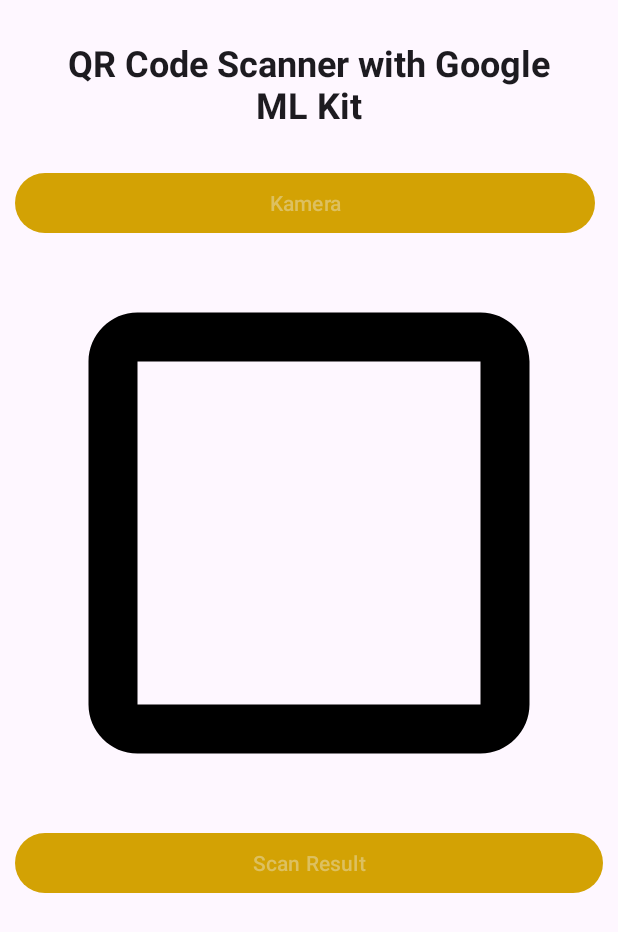
After one commit to frederikusmardiyantow/Tubes-PBP, an Android app: the layout activity_text_recognizer.xml on its own in the app's theme, with its tools: preview values and no code run, on a phone screen of 412 x 824 dp. The commit adds this screen. Shown: the top 932 px of the screen. Run offline under Robolectric (Android 15) with nearby library versions, the phone set to English and light mode, and no system bars; network calls fail.

Commit message:
add library textRecognize

```diff
--- a/app/build.gradle
+++ b/app/build.gradle
@@ -79,4 +79,7 @@ dependencies {
     implementation 'com.github.wching:Android-Indefinite-Pager-Indicator:1.5'
     // fancy toast
     implementation 'io.github.shashank02051997:FancyToast:2.0.2'
+
+    //Text Recognizer
+    implementation 'com.google.android.gms:play-services-vision:20.1.3'
 }
--- a/app/src/main/java/com/example/ugd3_d_0659/EditNoteActivity.kt
+++ b/app/src/main/java/com/example/ugd3_d_0659/EditNoteActivity.kt
@@ -19,6 +19,7 @@ import com.android.volley.RequestQueue
 import com.android.volley.Response
 import com.android.volley.toolbox.StringRequest
 import com.android.volley.toolbox.Volley
+import com.example.ugd3_d_0659.webAPI.AddEditUserActivity
 import com.example.ugd3_d_0659.webAPI.api.NoteApi
 import com.example.ugd3_d_0659.webAPI.models.Note
 import com.google.gson.Gson
@@ -49,6 +50,11 @@ class EditNoteActivity : AppCompatActivity() {
         val btnCancel = findViewById<Button>(R.id.button_cancel)
         btnCancel.setOnClickListener{ finish() }
         val btnSave = findViewById<Button>(R.id.button_save)
+        val btnRecog = findViewById<Button>(R.id.button_recog)
+        btnRecog.setOnClickListener{
+            val intent = Intent(this@EditNoteActivity, TextRecognizerActivity::class.java)
+            startActivity(intent)
+        }
         val tvTitle = findViewById<TextView>(R.id.tv_title_noteActivity)
         val id = intent.getLongExtra("idNote", -1)
         if (id== -1L) {
--- /dev/null
+++ b/app/src/main/res/drawable/ic_baseline_check_box_outline_blank_24.xml
@@ -0,0 +1,5 @@
+<vector android:height="24dp" android:tint="#000000"
+    android:viewportHeight="24" android:viewportWidth="24"
+    android:width="24dp" xmlns:android="http://schemas.android.com/apk/res/android">
+    <path android:fillColor="@android:color/white" android:pathData="M19,5v14H5V5h14m0,-2H5c-1.1,0 -2,0.9 -2,2v14c0,1.1 0.9,2 2,2h14c1.1,0 2,-0.9 2,-2V5c0,-1.1 -0.9,-2 -2,-2z"/>
+</vector>
--- /dev/null
+++ b/app/src/main/res/layout/activity_text_recognizer.xml
@@ -0,0 +1,54 @@
+<?xml version="1.0" encoding="utf-8"?>
+<ScrollView xmlns:android="http://schemas.android.com/apk/res/android"
+    xmlns:app="http://schemas.android.com/apk/res-auto"
+    xmlns:tools="http://schemas.android.com/tools"
+    android:layout_width="match_parent"
+    android:layout_height="match_parent"
+    android:padding="10dp"
+    tools:context=".TextRecognizerActivity">
+    <LinearLayout
+        android:orientation="vertical"
+        android:layout_width="match_parent"
+        android:layout_height="wrap_content">
+        <TextView
+            android:text="QR Code Scanner with Google ML Kit"
+            android:layout_width="match_parent"
+            android:layout_height="wrap_content"
+            android:textStyle="bold"
+            android:textAlignment="center"
+            android:layout_margin="15dp"
+            style="@style/TextAppearance.AppCompat.Headline"/>
+        <LinearLayout
+            android:layout_width="match_parent"
+            android:layout_height="wrap_content"
+            android:layout_marginTop="10dp"
+            android:orientation="horizontal">
+
+            <com.google.android.material.button.MaterialButton
+                android:id="@+id/cameraBtn"
+                android:layout_width="match_parent"
+                android:layout_height="wrap_content"
+                android:text="Kamera"
+                android:layout_marginEnd="5dp"
+                android:layout_weight="1"/>
+        </LinearLayout>
+
+        <ImageView
+            android:id="@+id/imageTv"
+            android:layout_width="match_parent"
+            android:layout_height="wrap_content"
+            android:src="@drawable/ic_baseline_check_box_outline_blank_24"
+            android:adjustViewBounds="true"/>
+        <com.google.android.material.button.MaterialButton
+            android:id="@+id/scanBtn"
+            android:layout_width="match_parent"
+            android:layout_height="wrap_content"
+            android:text="Scan Result"/>
+
+        <TextView
+            android:id="@+id/resultView"
+            android:textAlignment="viewStart"
+            android:layout_width="match_parent"
+            android:layout_height="wrap_content"/>
+    </LinearLayout>
+</ScrollView>
```
Also changed, not shown: app/src/main/AndroidManifest.xml (+8 -1 lines), app/src/main/java/com/example/ugd3_d_0659/TextRecognizerActivity.kt (added, +141 -0 lines), app/src/main/java/com/example/ugd3_d_0659/webAPI/adapter/NoteAdapter.kt (+7 -18 lines), app/src/main/res/layout/activity_edit_note.xml (+10 -0 lines).
